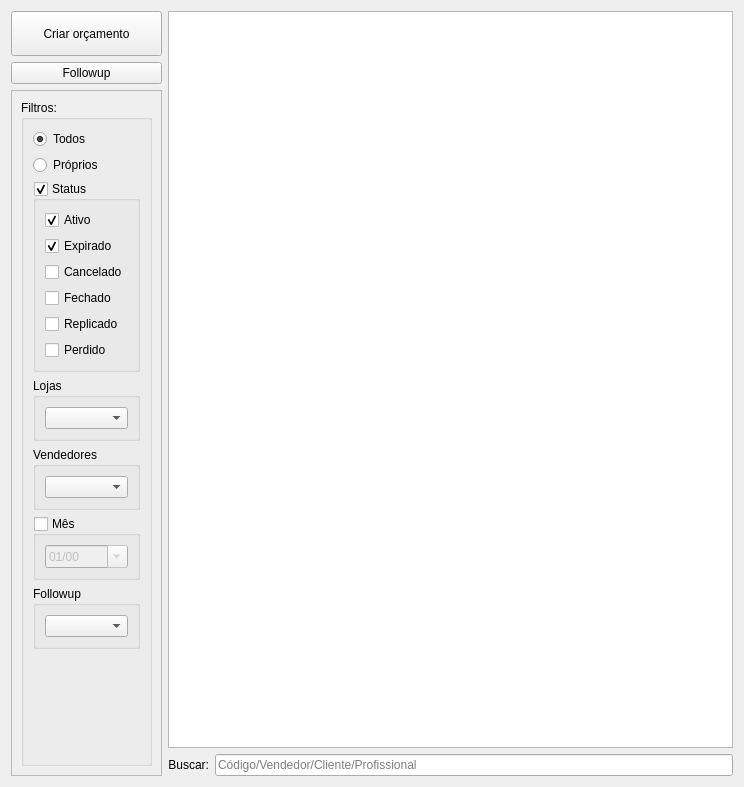
First picture: the form in ui/widgetorcamento.ui, repository darktorres/ERP-STACCATO, before the edit.
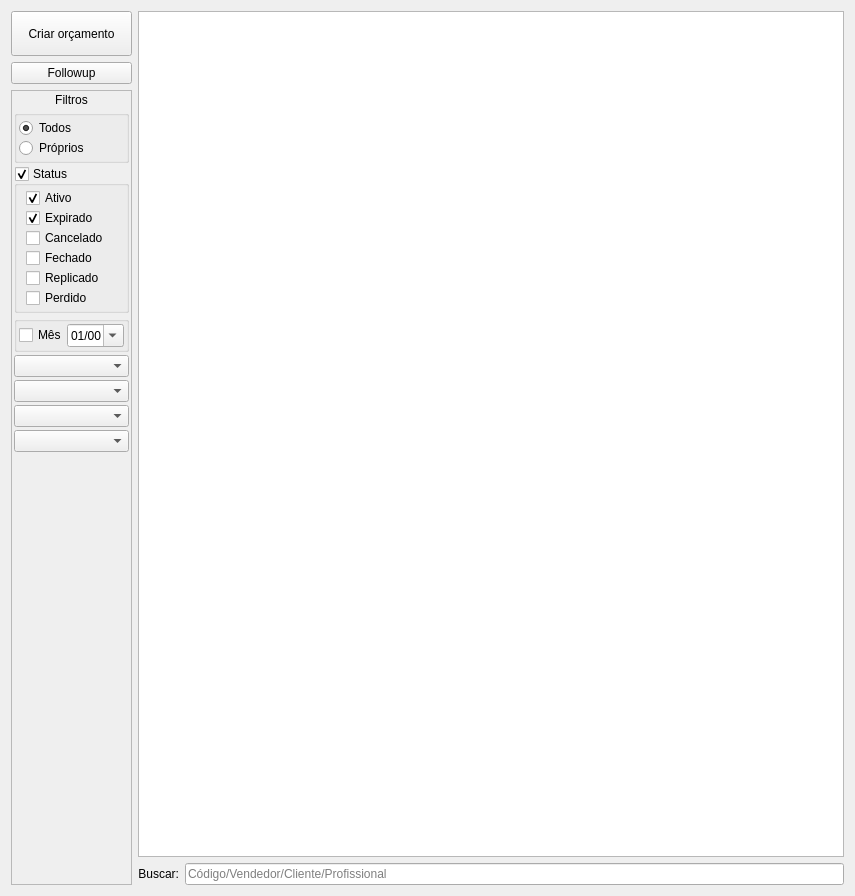
Second picture: the form after the edit. Custom widgets are drawn as their Qt base class.

The edit to the form file:
```diff
--- a/ui/widgetorcamento.ui
+++ b/ui/widgetorcamento.ui
@@ -6,8 +6,8 @@
    <rect>
     <x>0</x>
     <y>0</y>
-    <width>744</width>
-    <height>787</height>
+    <width>855</width>
+    <height>896</height>
    </rect>
   </property>
   <property name="windowTitle">
@@ -92,13 +92,41 @@
        <rect>
         <x>0</x>
         <y>0</y>
-        <width>162</width>
-        <height>685</height>
+        <width>135</width>
+        <height>794</height>
        </rect>
       </property>
       <layout class="QGridLayout" name="gridLayout_7">
+       <property name="leftMargin">
+        <number>0</number>
+       </property>
+       <property name="topMargin">
+        <number>0</number>
+       </property>
+       <property name="rightMargin">
+        <number>0</number>
+       </property>
+       <property name="bottomMargin">
+        <number>0</number>
+       </property>
+       <property name="spacing">
+        <number>0</number>
+       </property>
+       <item row="2" column="0">
+        <spacer name="verticalSpacer_2">
+         <property name="orientation">
+          <enum>Qt::Vertical</enum>
+         </property>
+         <property name="sizeHint" stdset="0">
+          <size>
+           <width>0</width>
+           <height>0</height>
+          </size>
+         </property>
+        </spacer>
+       </item>
        <item row="0" column="0">
-        <widget class="QGroupBox" name="groupBox_2">
+        <widget class="QFrame" name="frame_2">
          <property name="enabled">
           <bool>true</bool>
          </property>
@@ -108,156 +136,107 @@
            <verstretch>0</verstretch>
           </sizepolicy>
          </property>
-         <property name="title">
-          <string>Filtros:</string>
-         </property>
-         <layout class="QGridLayout" name="gridLayout_6">
-          <item row="0" column="1">
-           <widget class="QRadioButton" name="radioButtonTodos">
-            <property name="enabled">
-             <bool>true</bool>
-            </property>
+         <layout class="QVBoxLayout" name="verticalLayout">
+          <property name="spacing">
+           <number>3</number>
+          </property>
+          <property name="leftMargin">
+           <number>2</number>
+          </property>
+          <property name="topMargin">
+           <number>2</number>
+          </property>
+          <property name="rightMargin">
+           <number>2</number>
+          </property>
+          <property name="bottomMargin">
+           <number>2</number>
+          </property>
+          <item>
+           <widget class="QLabel" name="label_3">
             <property name="text">
-             <string>Todos</string>
+             <string>Filtros</string>
             </property>
-            <property name="checked">
-             <bool>true</bool>
+            <property name="alignment">
+             <set>Qt::AlignCenter</set>
             </property>
            </widget>
           </item>
-          <item row="8" column="1">
-           <spacer name="verticalSpacer_2">
-            <property name="orientation">
-             <enum>Qt::Vertical</enum>
-            </property>
-            <property name="sizeHint" stdset="0">
-             <size>
-              <width>20</width>
-              <height>309</height>
-             </size>
-            </property>
-           </spacer>
-          </item>
-          <item row="5" column="1">
-           <widget class="QGroupBox" name="groupBoxMes">
-            <property name="enabled">
-             <bool>true</bool>
-            </property>
-            <property name="title">
-             <string>Mês</string>
-            </property>
-            <property name="checkable">
-             <bool>true</bool>
-            </property>
-            <property name="checked">
-             <bool>false</bool>
-            </property>
-            <layout class="QGridLayout" name="gridLayout_5">
-             <item row="0" column="0">
-              <widget class="QDateEdit" name="dateEdit">
-               <property name="currentSection">
-                <enum>QDateTimeEdit::MonthSection</enum>
+          <item>
+           <widget class="QGroupBox" name="groupBox">
+            <layout class="QVBoxLayout" name="verticalLayout_8">
+             <property name="spacing">
+              <number>0</number>
+             </property>
+             <property name="leftMargin">
+              <number>2</number>
+             </property>
+             <property name="topMargin">
+              <number>2</number>
+             </property>
+             <property name="rightMargin">
+              <number>2</number>
+             </property>
+             <property name="bottomMargin">
+              <number>2</number>
+             </property>
+             <item>
+              <widget class="QRadioButton" name="radioButtonTodos">
+               <property name="enabled">
+                <bool>true</bool>
                </property>
-               <property name="displayFormat">
-                <string>MM/yy</string>
+               <property name="text">
+                <string>Todos</string>
                </property>
-               <property name="calendarPopup">
+               <property name="checked">
                 <bool>true</bool>
                </property>
               </widget>
              </item>
-            </layout>
-           </widget>
-          </item>
-          <item row="1" column="1">
-           <widget class="QRadioButton" name="radioButtonProprios">
-            <property name="enabled">
-             <bool>true</bool>
-            </property>
-            <property name="text">
-             <string>Próprios</string>
-            </property>
-            <property name="checked">
-             <bool>false</bool>
-            </property>
-           </widget>
-          </item>
-          <item row="4" column="1">
-           <widget class="QGroupBox" name="groupBoxVendedores">
-            <property name="title">
-             <string>Vendedores</string>
-            </property>
-            <layout class="QGridLayout" name="gridLayout_4">
-             <item row="0" column="0">
-              <widget class="ComboBox" name="comboBoxVendedores"/>
+             <item>
+              <widget class="QRadioButton" name="radioButtonProprios">
+               <property name="enabled">
+                <bool>true</bool>
+               </property>
+               <property name="text">
+                <string>Próprios</string>
+               </property>
+               <property name="checked">
+                <bool>false</bool>
+               </property>
+              </widget>
              </item>
             </layout>
            </widget>
           </item>
-          <item row="3" column="1">
-           <widget class="QGroupBox" name="groupBoxLojas">
-            <property name="title">
-             <string>Lojas</string>
-            </property>
-            <layout class="QGridLayout" name="gridLayout_3">
-             <item row="0" column="0">
-              <widget class="ComboBox" name="comboBoxLojas"/>
-             </item>
-            </layout>
-           </widget>
-          </item>
-          <item row="2" column="1">
+          <item>
            <widget class="QGroupBox" name="groupBoxStatus">
             <property name="title">
              <string>Status</string>
             </property>
+            <property name="flat">
+             <bool>false</bool>
+            </property>
             <property name="checkable">
              <bool>true</bool>
             </property>
             <property name="checked">
              <bool>true</bool>
             </property>
-            <layout class="QGridLayout" name="gridLayout_2">
-             <item row="1" column="0">
-              <widget class="QCheckBox" name="checkBoxExpirado">
-               <property name="enabled">
-                <bool>true</bool>
-               </property>
-               <property name="text">
-                <string>Expirado</string>
-               </property>
-               <property name="checked">
-                <bool>true</bool>
-               </property>
-              </widget>
-             </item>
-             <item row="4" column="0">
-              <widget class="QCheckBox" name="checkBoxReplicado">
-               <property name="enabled">
-                <bool>true</bool>
-               </property>
-               <property name="text">
-                <string>Replicado</string>
-               </property>
-               <property name="checked">
-                <bool>false</bool>
-               </property>
-              </widget>
-             </item>
-             <item row="3" column="0">
-              <widget class="QCheckBox" name="checkBoxFechado">
-               <property name="enabled">
-                <bool>true</bool>
-               </property>
-               <property name="text">
-                <string>Fechado</string>
-               </property>
-               <property name="checked">
-                <bool>false</bool>
-               </property>
-              </widget>
-             </item>
-             <item row="0" column="0">
+            <layout class="QVBoxLayout" name="verticalLayout_6">
+             <property name="spacing">
+              <number>0</number>
+             </property>
+             <property name="topMargin">
+              <number>2</number>
+             </property>
+             <property name="rightMargin">
+              <number>2</number>
+             </property>
+             <property name="bottomMargin">
+              <number>2</number>
+             </property>
+             <item>
               <widget class="QCheckBox" name="checkBoxValido">
                <property name="enabled">
                 <bool>true</bool>
@@ -270,7 +249,20 @@
                </property>
               </widget>
              </item>
-             <item row="2" column="0">
+             <item>
+              <widget class="QCheckBox" name="checkBoxExpirado">
+               <property name="enabled">
+                <bool>true</bool>
+               </property>
+               <property name="text">
+                <string>Expirado</string>
+               </property>
+               <property name="checked">
+                <bool>true</bool>
+               </property>
+              </widget>
+             </item>
+             <item>
               <widget class="QCheckBox" name="checkBoxCancelado">
                <property name="enabled">
                 <bool>true</bool>
@@ -283,7 +275,33 @@
                </property>
               </widget>
              </item>
-             <item row="5" column="0">
+             <item>
+              <widget class="QCheckBox" name="checkBoxFechado">
+               <property name="enabled">
+                <bool>true</bool>
+               </property>
+               <property name="text">
+                <string>Fechado</string>
+               </property>
+               <property name="checked">
+                <bool>false</bool>
+               </property>
+              </widget>
+             </item>
+             <item>
+              <widget class="QCheckBox" name="checkBoxReplicado">
+               <property name="enabled">
+                <bool>true</bool>
+               </property>
+               <property name="text">
+                <string>Replicado</string>
+               </property>
+               <property name="checked">
+                <bool>false</bool>
+               </property>
+              </widget>
+             </item>
+             <item>
               <widget class="QCheckBox" name="checkBoxPerdido">
                <property name="enabled">
                 <bool>true</bool>
@@ -299,34 +317,166 @@
             </layout>
            </widget>
           </item>
-          <item row="7" column="1">
-           <widget class="QGroupBox" name="groupBoxFollowup">
+          <item>
+           <widget class="QGroupBox" name="groupBoxMes">
+            <property name="enabled">
+             <bool>true</bool>
+            </property>
             <property name="title">
-             <string>Followup</string>
+             <string/>
             </property>
-            <layout class="QGridLayout" name="gridLayout_8">
-             <item row="0" column="0">
+            <property name="flat">
+             <bool>false</bool>
+            </property>
+            <property name="checkable">
+             <bool>false</bool>
+            </property>
+            <property name="checked">
+             <bool>false</bool>
+            </property>
+            <layout class="QHBoxLayout" name="horizontalLayout">
+             <property name="spacing">
+              <number>0</number>
+             </property>
+             <property name="leftMargin">
+              <number>2</number>
+             </property>
+             <property name="topMargin">
+              <number>2</number>
+             </property>
+             <property name="rightMargin">
+              <number>2</number>
+             </property>
+             <property name="bottomMargin">
+              <number>2</number>
+             </property>
+             <item>
+              <widget class="QCheckBox" name="checkBoxMes">
+               <property name="sizePolicy">
+                <sizepolicy hsizetype="Maximum" vsizetype="Fixed">
+                 <horstretch>0</horstretch>
+                 <verstretch>0</verstretch>
+                </sizepolicy>
+               </property>
+               <property name="text">
+                <string>Mês</string>
+               </property>
+              </widget>
+             </item>
+             <item>
+              <widget class="QDateEdit" name="dateEditMes">
+               <property name="currentSection">
+                <enum>QDateTimeEdit::MonthSection</enum>
+               </property>
+               <property name="displayFormat">
+                <string>MM/yy</string>
+               </property>
+               <property name="calendarPopup">
+                <bool>true</bool>
+               </property>
+              </widget>
+             </item>
+            </layout>
+           </widget>
+          </item>
+          <item>
+           <widget class="QFrame" name="frameLojas">
+            <layout class="QVBoxLayout" name="verticalLayout_4">
+             <property name="spacing">
+              <number>0</number>
+             </property>
+             <property name="leftMargin">
+              <number>0</number>
+             </property>
+             <property name="topMargin">
+              <number>0</number>
+             </property>
+             <property name="rightMargin">
+              <number>0</number>
+             </property>
+             <property name="bottomMargin">
+              <number>0</number>
+             </property>
+             <item>
+              <widget class="ComboBox" name="comboBoxLojas"/>
+             </item>
+            </layout>
+           </widget>
+          </item>
+          <item>
+           <widget class="QFrame" name="frameVendedores">
+            <layout class="QVBoxLayout" name="verticalLayout_7">
+             <property name="spacing">
+              <number>0</number>
+             </property>
+             <property name="leftMargin">
+              <number>0</number>
+             </property>
+             <property name="topMargin">
+              <number>0</number>
+             </property>
+             <property name="rightMargin">
+              <number>0</number>
+             </property>
+             <property name="bottomMargin">
+              <number>0</number>
+             </property>
+             <item>
+              <widget class="ComboBox" name="comboBoxVendedores"/>
+             </item>
+            </layout>
+           </widget>
+          </item>
+          <item>
+           <widget class="QFrame" name="frameFornecedores">
+            <layout class="QVBoxLayout" name="verticalLayout_3">
+             <property name="spacing">
+              <number>0</number>
+             </property>
+             <property name="leftMargin">
+              <number>0</number>
+             </property>
+             <property name="topMargin">
+              <number>0</number>
+             </property>
+             <property name="rightMargin">
+              <number>0</number>
+             </property>
+             <property name="bottomMargin">
+              <number>0</number>
+             </property>
+             <item>
+              <widget class="ComboBox" name="comboBoxFornecedores"/>
+             </item>
+            </layout>
+           </widget>
+          </item>
+          <item>
+           <widget class="QFrame" name="frameFollowup">
+            <property name="styleSheet">
+             <string notr="true"/>
+            </property>
+            <layout class="QVBoxLayout" name="verticalLayout_2">
+             <property name="spacing">
+              <number>0</number>
+             </property>
+             <property name="leftMargin">
+              <number>0</number>
+             </property>
+             <property name="topMargin">
+              <number>0</number>
+             </property>
+             <property name="rightMargin">
+              <number>0</number>
+             </property>
+             <property name="bottomMargin">
+              <number>0</number>
+             </property>
+             <item>
               <widget class="ComboBox" name="comboBoxFollowup">
-               <item>
-                <property name="text">
-                 <string/>
-                </property>
-               </item>
-               <item>
-                <property name="text">
-                 <string>Quente</string>
-                </property>
-               </item>
-               <item>
-                <property name="text">
-                 <string>Morno</string>
-                </property>
-               </item>
-               <item>
-                <property name="text">
-                 <string>Frio</string>
-                </property>
-               </item>
+               <property name="currentText">
+                <string/>
+               </property>
               </widget>
              </item>
             </layout>
@@ -352,6 +502,12 @@
    <extends>QComboBox</extends>
    <header>src/combobox.h</header>
   </customwidget>
+  <customwidget>
+   <class>ScrollArea</class>
+   <extends>QScrollArea</extends>
+   <header>src/scrollarea.h</header>
+   <container>1</container>
+  </customwidget>
  </customwidgets>
  <tabstops>
   <tabstop>pushButtonCriarOrc</tabstop>
```
Left out of the diff: 7 changed lines with no effect on the pictures.
